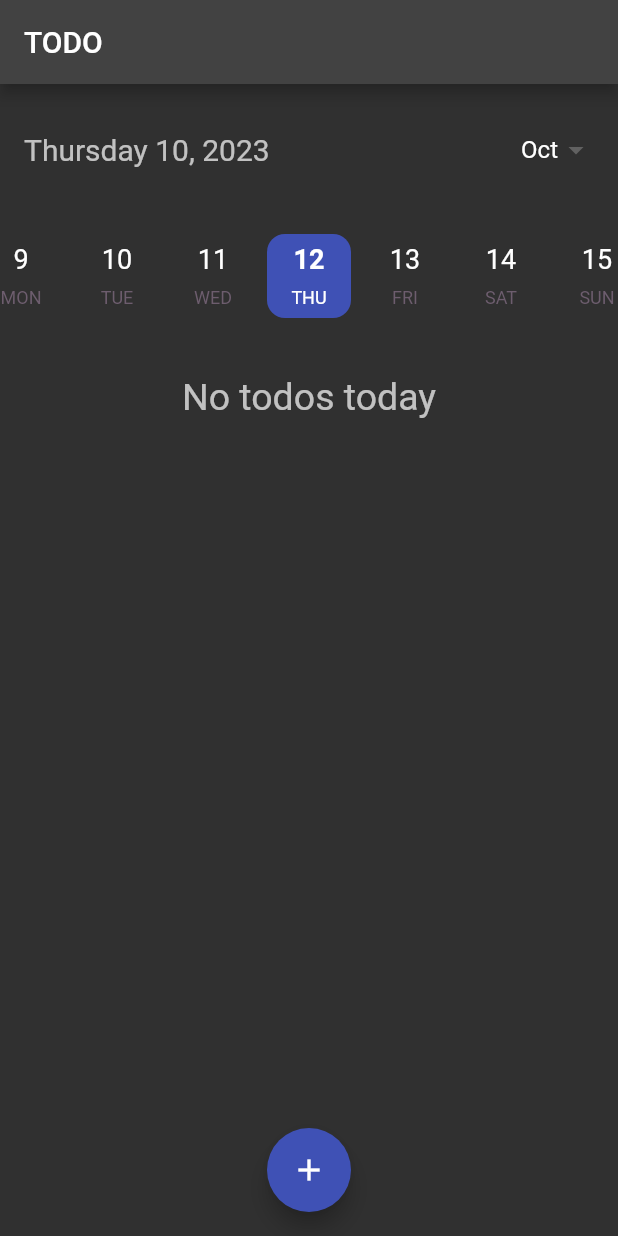
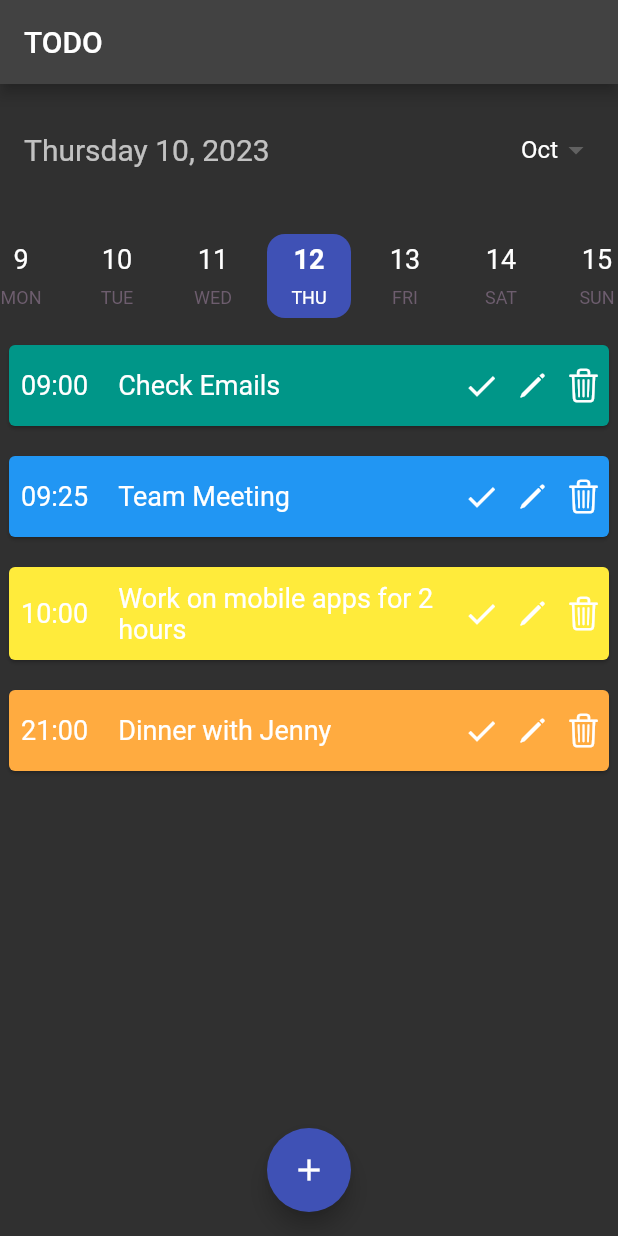
Before and after one commit to eqrakhattak/PRODIGY_AD_02, a Flutter app: the screen it shows after launch, on a phone screen of 412 x 824 dp. Run offline on Flutter 3.47's test engine with Material 2 defaults, Android fonts, the phone set to English and light mode, and no system bars; drawn by our look-alikes of easy_date_timeline; our stand-ins replace fluttertoast.

Commit message:
Show Todos by Selected Date

```diff
--- a/TODO/lib/model/todo.dart
+++ b/TODO/lib/model/todo.dart
@@ -6,6 +6,7 @@ class ToDo {
   String? todoTask;
   bool isDone;
   Color backgroundColor;
+  DateTime todoDate;
 
   ToDo({
     required this.id,
@@ -13,16 +14,17 @@ class ToDo {
     required this.todoTask,
     this.isDone = false,
     required this.backgroundColor,
+    required this.todoDate,
   });
 
   static List<ToDo> todoList() {
     return [
-      // ToDo(id: '01', todoTime: '07:30', todoTask: 'Morning Exercise', backgroundColor: Colors.red),
-      // ToDo(id: '02', todoTime: '08:00', todoTask: 'Buy Groceries', backgroundColor: Colors.purple),
-      // ToDo(id: '03', todoTime: '09:00', todoTask: 'Check Emails', backgroundColor: Colors.teal),
-      // ToDo(id: '04', todoTime: '09:25', todoTask: 'Team Meeting', backgroundColor: Colors.blue),
-      // ToDo(id: '05', todoTime: '10:00', todoTask: 'Work on mobile apps for 2 hours', backgroundColor: Colors.yellow),
-      // ToDo(id: '06', todoTime: '21:00', todoTask: 'Dinner with Jenny', backgroundColor: Colors.orangeAccent),
+      ToDo(id: '01', todoTime: '07:30', todoTask: 'Morning Exercise', backgroundColor: Colors.red, todoDate: DateTime(2023, 10, 11),),
+      ToDo(id: '02', todoTime: '08:00', todoTask: 'Buy Groceries', backgroundColor: Colors.purple, todoDate: DateTime(2023, 10, 11),),
+      ToDo(id: '03', todoTime: '09:00', todoTask: 'Check Emails', backgroundColor: Colors.teal, todoDate: DateTime(2023, 10, 12),),
+      ToDo(id: '04', todoTime: '09:25', todoTask: 'Team Meeting', backgroundColor: Colors.blue, todoDate: DateTime(2023, 10, 12),),
+      ToDo(id: '05', todoTime: '10:00', todoTask: 'Work on mobile apps for 2 hours', backgroundColor: Colors.yellow, todoDate: DateTime(2023, 10, 12),),
+      ToDo(id: '06', todoTime: '21:00', todoTask: 'Dinner with Jenny', backgroundColor: Colors.orangeAccent, todoDate: DateTime(2023, 10, 12),),
     ];
   }
 }
--- a/TODO/lib/provider/todoProvider.dart
+++ b/TODO/lib/provider/todoProvider.dart
@@ -15,10 +15,22 @@ class ToDoProvider extends ChangeNotifier {
   }
 
   void editTodo(String todoId, String updatedTask, String updatedTime) {
-    final todo = todosList.firstWhere((todo) => todo.id == todoId, orElse: () => ToDo(id: '', todoTime: '', todoTask: '', backgroundColor: Colors.black));
+    final todo = todosList.firstWhere((todo) => todo.id == todoId, orElse: () => ToDo(id: '', todoTime: '', todoTask: '', backgroundColor: Colors.black, todoDate: DateTime.now(),));
 
     todo.todoTask = updatedTask;
     todo.todoTime = updatedTime;
     notifyListeners();
   }
+
+  // Get todos for a specific date
+  List<ToDo> getTodosForDate(DateTime date) {
+    // Use the `where` method to filter todos by the selected date
+    return todosList.where((todo) {
+      // Assuming that `todo.todoDate` is a DateTime property representing the todo's date
+      return todo.todoDate.year == date.year &&
+          todo.todoDate.month == date.month &&
+          todo.todoDate.day == date.day;
+    }).toList();
+  }
+
 }
--- a/TODO/lib/screens/homePage.dart
+++ b/TODO/lib/screens/homePage.dart
@@ -16,10 +16,12 @@ class MyHomePage extends StatefulWidget {
 
 class _MyHomePageState extends State<MyHomePage> {
 
+  DateTime selectedDate = DateTime.now();
+
   void _openTaskCreator() {
     showModalBottomSheet(
         context: context,
-        builder: (context) => const TodoCreatorWidget()
+        builder: (context) => TodoCreatorWidget(selectedDate: selectedDate,)
     );
   }
 
@@ -35,9 +37,11 @@ class _MyHomePageState extends State<MyHomePage> {
         children: [
           const SizedBox(height: 20,),
           EasyDateTimeLine(
-            initialDate: DateTime.now(),
-            onDateChange: (selectedDate) {
-              //`selectedDate` the new date selected.
+            initialDate: selectedDate,
+            onDateChange: (newSelectedDate) {
+              setState(() {
+                selectedDate = newSelectedDate;
+              });
             },
             activeColor: Colors.indigo,
             headerProps: EasyHeaderProps(
@@ -64,14 +68,15 @@ class _MyHomePageState extends State<MyHomePage> {
           ),
           Consumer<ToDoProvider>(
             builder: (context, todoProvider, child) {
+              final todosForSelectedDate = todoProvider.getTodosForDate(selectedDate);
               // Sort the todos list by time in ascending order
-              todoProvider.todosList.sort((a, b) {
+              todosForSelectedDate.sort((a, b) {
                 final timeA = DateTime.parse('2023-10-08 ${a.todoTime}:00');
                 final timeB = DateTime.parse('2023-10-08 ${b.todoTime}:00');
                 return timeA.compareTo(timeB);
               });
 
-              if (todoProvider.todosList.isEmpty) {
+              if (todosForSelectedDate.isEmpty) {
                 return Column(
                   children: [
                     const SizedBox(height: 30,),
@@ -83,9 +88,9 @@ class _MyHomePageState extends State<MyHomePage> {
               } else {
                 return Expanded(
                   child: ListView.builder(
-                    itemCount: todoProvider.todosList.length,
+                    itemCount: todosForSelectedDate.length,
                     itemBuilder: (context, index) {
-                      return TodoWidget(todo: todoProvider.todosList[index]);
+                      return TodoWidget(todo: todosForSelectedDate[index]);
                     },
                     physics: const BouncingScrollPhysics(),
                   ),
```
Also changed, not shown: TODO/lib/widgets/todoCreatorWidget.dart (+5 -3 lines).
